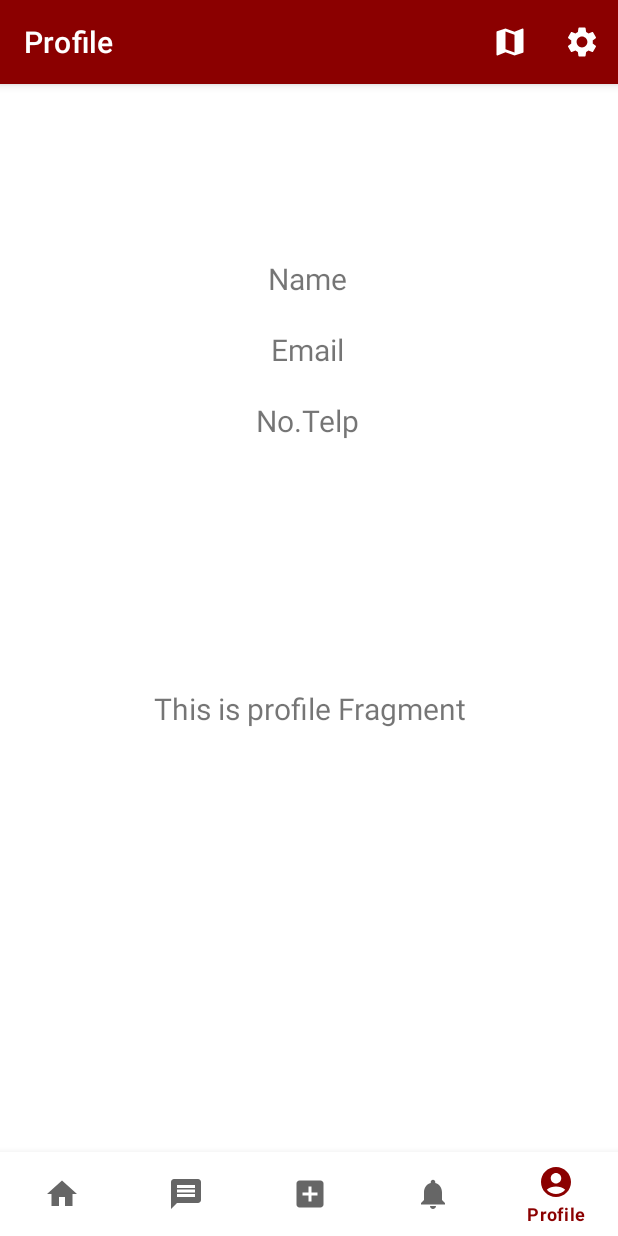
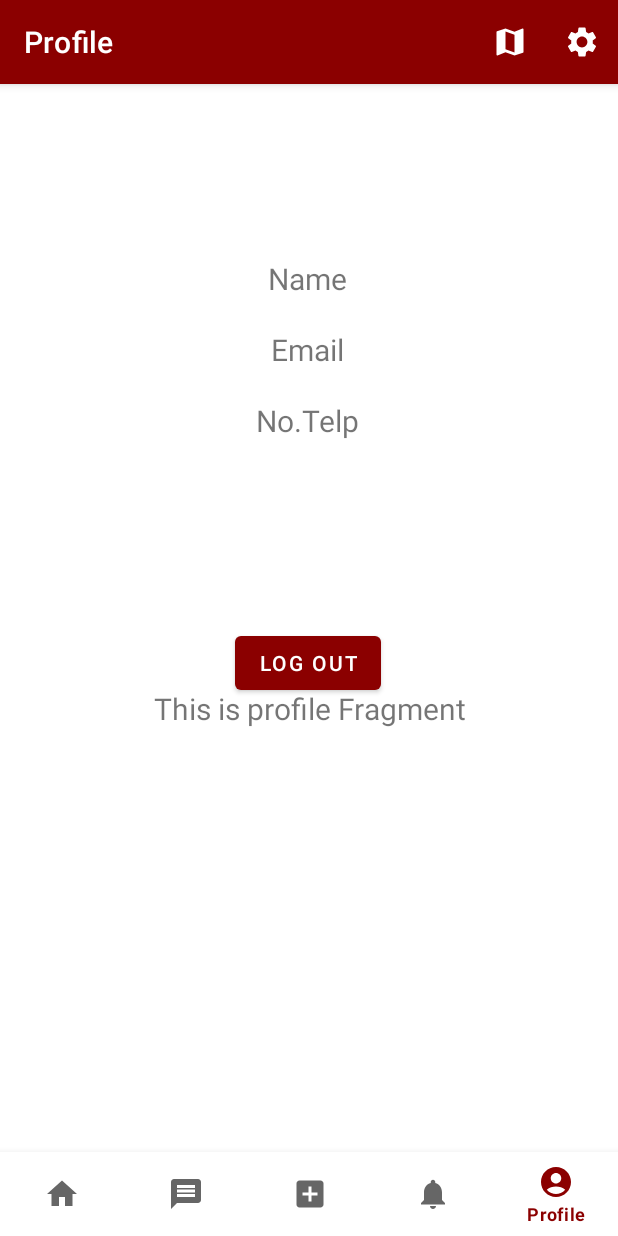
Before and after one commit to farizaiz/MYFOGO, an Android app: the ProfileFragment screen opened through its navigation route, on a phone screen of 412 x 824 dp. Run offline under Robolectric (Android 15) with nearby library versions, the light colour scheme and no system bars; our stand-ins replace CircleImageView, navigation-ui.

Commit message:
Update Profile

```diff
--- a/app/src/main/res/layout/fragment_profile.xml
+++ b/app/src/main/res/layout/fragment_profile.xml
@@ -66,4 +66,15 @@
         app:layout_constraintHorizontal_bias="0.498"
         app:layout_constraintStart_toStartOf="parent"
         app:layout_constraintTop_toBottomOf="@+id/name2" />
+
+    <Button
+        android:id="@+id/button"
+        android:layout_width="wrap_content"
+        android:layout_height="wrap_content"
+        android:layout_marginTop="124dp"
+        android:text="Log Out"
+        app:layout_constraintEnd_toEndOf="parent"
+        app:layout_constraintHorizontal_bias="0.498"
+        app:layout_constraintStart_toStartOf="parent"
+        app:layout_constraintTop_toBottomOf="@+id/name3" />
 </androidx.constraintlayout.widget.ConstraintLayout>
```
